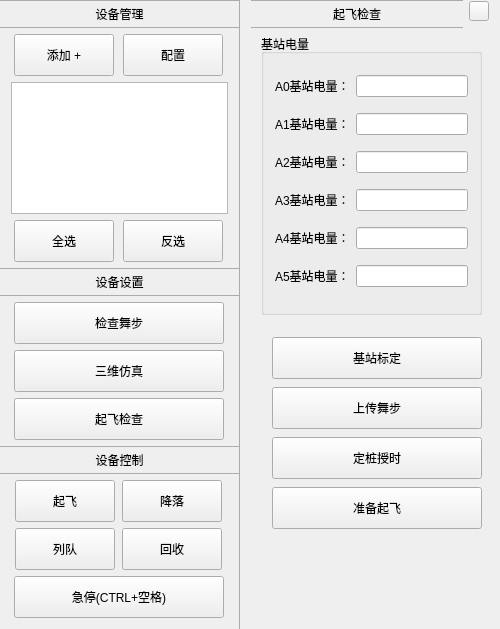
This is UAVManage/devicemanage.ui in gessd/UAVManage as Qt 5 draws it before an edit. The edited form follows.
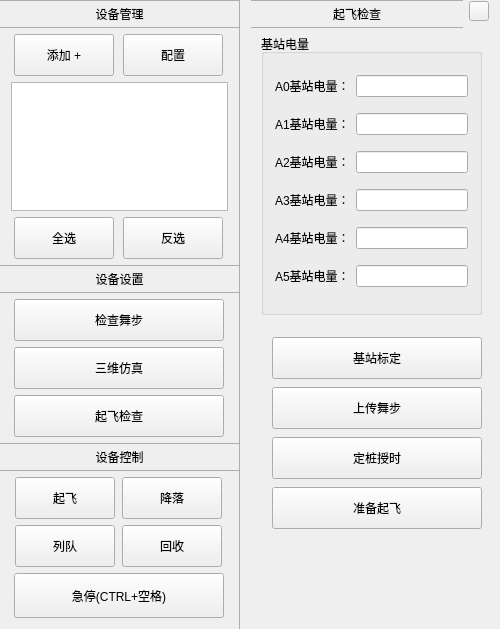
This is the edited form. Icons and pictures are not drawn.

What changed in the file:
```diff
--- a/UAVManage/devicemanage.ui
+++ b/UAVManage/devicemanage.ui
@@ -791,13 +791,13 @@
               <property name="minimumSize">
                <size>
                 <width>210</width>
-                <height>42</height>
+                <height>45</height>
                </size>
               </property>
               <property name="maximumSize">
                <size>
                 <width>210</width>
-                <height>42</height>
+                <height>45</height>
                </size>
               </property>
               <property name="text">
```
